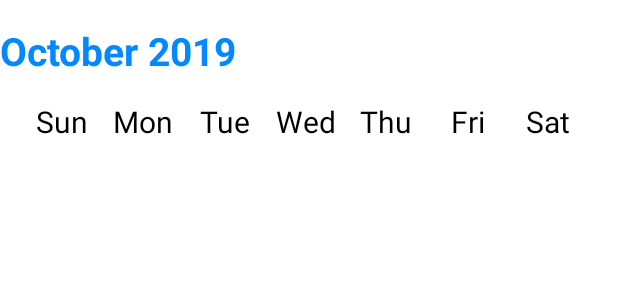
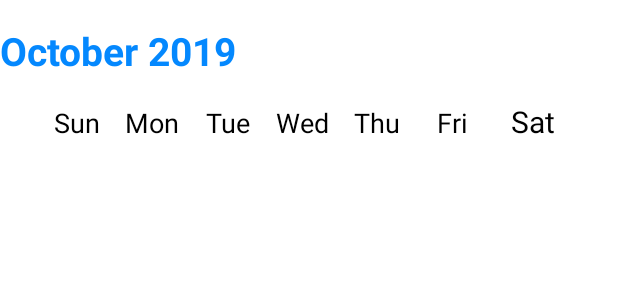
Before and after one commit to RunningLifea/RunningLife, an Android app: the layout calendar_month_layout.xml on its own in the app's theme, with its tools: preview values and no code run, on a phone screen of 412 x 824 dp. Shown: the top 300 px of the screen. Run offline under Robolectric (Android 15) with nearby library versions, the phone set to English and light mode, and no system bars.

Commit message:
LeeYooSeok_monthlyUI_progress

```diff
--- a/app/src/main/java/com/example/runninglife/DayViewContainer.kt
+++ b/app/src/main/java/com/example/runninglife/DayViewContainer.kt
@@ -1,6 +1,7 @@
 package com.example.runninglife
 
 import android.view.View
+import android.widget.Spinner
 import android.widget.TextView
 import com.kizitonwose.calendarview.ui.ViewContainer
 
@@ -11,3 +12,7 @@ class DayViewContainer(view: View) : ViewContainer(view) {
 class MonthViewContainer(view: View) : ViewContainer(view){
     val textView = view.findViewById<TextView>(R.id.calendarMonthText)
 }
+
+class MonthFooterContainer(view: View) : ViewContainer(view){
+    val spinner = view.findViewById<Spinner>(R.id.progress_spinner)
+}
--- a/app/src/main/java/com/example/runninglife/dao/runRecord.kt
+++ /dev/null
@@ -1,4 +0,0 @@
-package com.example.runninglife.DAO
-
-data class runRecord(val year: Int, val month: Int, val day: Int, val dist: Int){
-}
--- a/app/src/main/res/layout/calendar_day_layout.xml
+++ b/app/src/main/res/layout/calendar_day_layout.xml
@@ -7,9 +7,9 @@
     >
     <TextView
         android:id="@+id/calendarDayText"
-        android:layout_width="wrap_content"
+        android:layout_width="40dp"
         android:layout_height="match_parent"
         android:gravity="center"
         android:textSize="16sp"
-        tools:text="22" />
+        tools:text="22\n" />
 </LinearLayout>
--- a/app/src/main/res/layout/calendar_month_layout.xml
+++ b/app/src/main/res/layout/calendar_month_layout.xml
@@ -5,8 +5,7 @@
     android:layout_height="wrap_content"
     android:orientation="vertical"
     >
-    <TextView xmlns:android="http://schemas.android.com/apk/res/android"
-        xmlns:tools="http://schemas.android.com/tools"
+    <TextView
         android:id="@+id/calendarMonthText"
         android:layout_width="match_parent"
         android:layout_height="wrap_content"
@@ -20,57 +19,51 @@
         android:layout_height="wrap_content"
         android:orientation="horizontal"
         android:gravity="center_horizontal">
-        <TextView xmlns:android="http://schemas.android.com/apk/res/android"
-            xmlns:tools="http://schemas.android.com/tools"
+        <TextView
             android:id="@+id/sun"
-            android:layout_width="54dp"
+            android:layout_width="50dp"
             android:layout_height="wrap_content"
-            android:textSize="20sp"
+            android:textSize="18sp"
             android:textColor="@color/black"
             android:textAlignment="center"
             android:text="Sun" />
-        <TextView xmlns:android="http://schemas.android.com/apk/res/android"
-            xmlns:tools="http://schemas.android.com/tools"
+        <TextView
             android:id="@+id/mon"
-            android:layout_width="54dp"
+            android:layout_width="50dp"
             android:layout_height="wrap_content"
-            android:textSize="20sp"
+            android:textSize="18sp"
             android:textColor="@color/black"
             android:textAlignment="center"
             android:text="Mon" />
-        <TextView xmlns:android="http://schemas.android.com/apk/res/android"
-            xmlns:tools="http://schemas.android.com/tools"
+        <TextView
             android:id="@+id/tue"
-            android:layout_width="54dp"
+            android:layout_width="50dp"
             android:layout_height="wrap_content"
-            android:textSize="20sp"
+            android:textSize="18sp"
             android:textColor="@color/black"
             android:textAlignment="center"
             android:text="Tue" />
-        <TextView xmlns:android="http://schemas.android.com/apk/res/android"
-            xmlns:tools="http://schemas.android.com/tools"
+        <TextView
             android:id="@+id/wed"
-            android:layout_width="54dp"
+            android:layout_width="50dp"
             android:layout_height="wrap_content"
-            android:textSize="20sp"
+            android:textSize="18sp"
             android:textColor="@color/black"
             android:textAlignment="center"
             android:text="Wed" />
-        <TextView xmlns:android="http://schemas.android.com/apk/res/android"
-            xmlns:tools="http://schemas.android.com/tools"
+        <TextView
             android:id="@+id/thu"
-            android:layout_width="54dp"
+            android:layout_width="50dp"
             android:layout_height="wrap_content"
-            android:textSize="20sp"
+            android:textSize="18sp"
             android:textColor="@color/black"
             android:textAlignment="center"
             android:text="Thu" />
-        <TextView xmlns:android="http://schemas.android.com/apk/res/android"
-            xmlns:tools="http://schemas.android.com/tools"
+        <TextView
             android:id="@+id/fri"
-            android:layout_width="54dp"
+            android:layout_width="50dp"
             android:layout_height="wrap_content"
-            android:textSize="20sp"
+            android:textSize="18sp"
             android:textColor="@color/black"
             android:textAlignment="center"
             android:text="Fri" />
@@ -79,7 +72,7 @@
             android:id="@+id/sat"
             android:layout_width="58dp"
             android:layout_height="wrap_content"
-            android:text="Sat "
+            android:text="Sat"
             android:textAlignment="center"
             android:textColor="@color/black"
             android:textSize="20sp" />
```
Also changed, not shown: app/src/main/java/com/example/runninglife/dao/RunRecord.kt (added, +9 -0 lines), app/src/main/java/com/example/runninglife/fragment/FragmentMonthly.kt (+86 -4 lines), app/src/main/res/drawable/progress_back.xml (added, +25 -0 lines), app/src/main/res/layout/calendar_footer_layout.xml (added, +53 -0 lines), app/src/main/res/layout/fragment_monthly.xml (+25 -107 lines).
